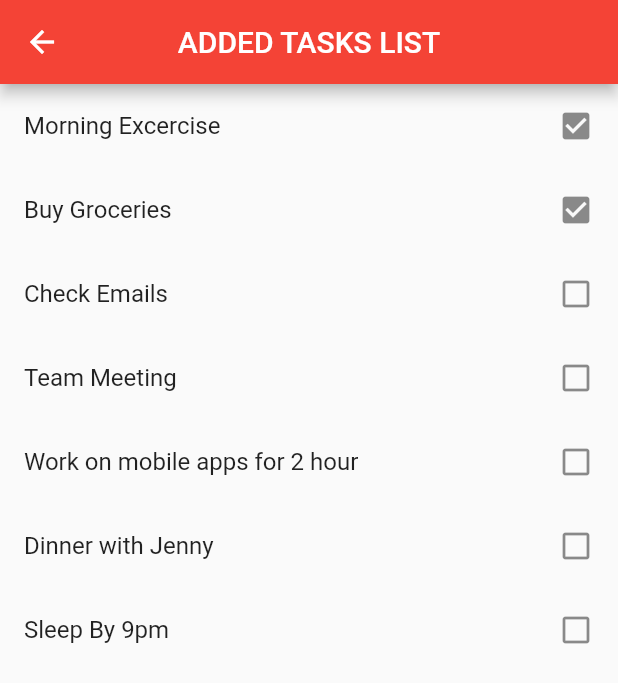
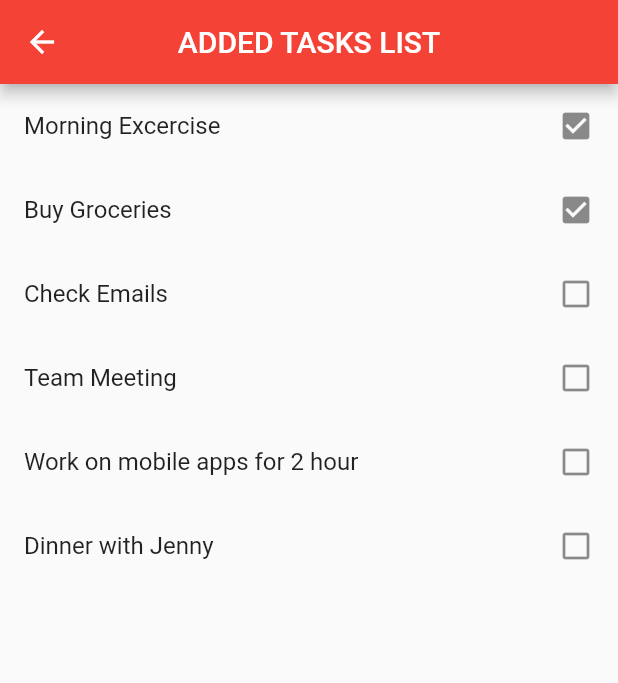
Before and after one commit to hansupadhyay007/Flutter_Task_Manager_App, a Flutter app: the SecondScreen screen opened directly, on a phone screen of 412 x 824 dp. Shown: the top 683 px of the screen. Run offline on Flutter 3.47's test engine with Material 2 defaults, Android fonts, the phone set to English and light mode, and no system bars.

Commit message:
third commit

```diff
--- a/lib/main.dart
+++ b/lib/main.dart
@@ -1,8 +1,8 @@
-import 'package:firstapp/theme_provider.dart';
+//import 'package:firstapp/theme_provider.dart';
 import 'package:flutter/material.dart';
 import 'package:firstapp/screens/home.dart';
 import 'package:flutter/services.dart';
-import 'package:provider/provider.dart';
+//import 'package:provider/provider.dart';
 //import 'package:firstapp/theme_provider.dart';
 
 void main() {
--- a/lib/model/todo.dart
+++ b/lib/model/todo.dart
@@ -25,10 +25,6 @@ class ToDo {
         id: '06',
         todoText: 'Dinner with Jenny',
       ),
-      ToDo(
-        id: '06',
-        todoText: 'Sleep By 9pm',
-      ),
     ];
   }
 }
```
Also changed, not shown: lib/screens/home.dart (+5 -5 lines), lib/widgets/todo_item.dart (+16 -13 lines).
